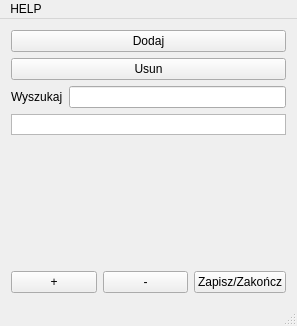
mszlachetka/spis, file mainwindow.ui: the form before one commit.
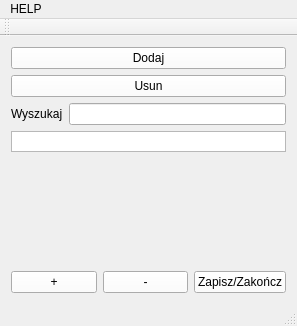
The form after the commit. Icons and pictures are not drawn.

Patch:
```diff
--- a/mainwindow.ui
+++ b/mainwindow.ui
@@ -10,9 +10,56 @@
     <height>326</height>
    </rect>
   </property>
+  <property name="palette">
+   <palette>
+    <active>
+     <colorrole role="Button">
+      <brush brushstyle="SolidPattern">
+       <color alpha="255">
+        <red>255</red>
+        <green>255</green>
+        <blue>255</blue>
+       </color>
+      </brush>
+     </colorrole>
+    </active>
+    <inactive>
+     <colorrole role="Button">
+      <brush brushstyle="SolidPattern">
+       <color alpha="255">
+        <red>255</red>
+        <green>255</green>
+        <blue>255</blue>
+       </color>
+      </brush>
+     </colorrole>
+    </inactive>
+    <disabled>
+     <colorrole role="Button">
+      <brush brushstyle="SolidPattern">
+       <color alpha="255">
+        <red>255</red>
+        <green>255</green>
+        <blue>255</blue>
+       </color>
+      </brush>
+     </colorrole>
+    </disabled>
+   </palette>
+  </property>
   <property name="windowTitle">
    <string>MainWindow</string>
   </property>
+  <property name="windowIcon">
+   <iconset resource="images/images.qrc">
+    <normaloff>:/images/elektronika.jpg</normaloff>:/images/elektronika.jpg</iconset>
+  </property>
+  <property name="toolButtonStyle">
+   <enum>Qt::ToolButtonTextBesideIcon</enum>
+  </property>
+  <property name="documentMode">
+   <bool>false</bool>
+  </property>
   <widget class="QWidget" name="centralWidget">
    <layout class="QGridLayout" name="gridLayout">
     <item row="0" column="0">
@@ -130,6 +177,17 @@
    <addaction name="menuAbout_Qt"/>
   </widget>
   <widget class="QStatusBar" name="statusBar"/>
+  <widget class="QToolBar" name="toolBar">
+   <property name="windowTitle">
+    <string>toolBar</string>
+   </property>
+   <attribute name="toolBarArea">
+    <enum>TopToolBarArea</enum>
+   </attribute>
+   <attribute name="toolBarBreak">
+    <bool>false</bool>
+   </attribute>
+  </widget>
   <action name="actionO_Qt">
    <property name="text">
     <string>O Qt</string>
```
Left out of the diff: 64 changed lines with no effect on the pictures.
